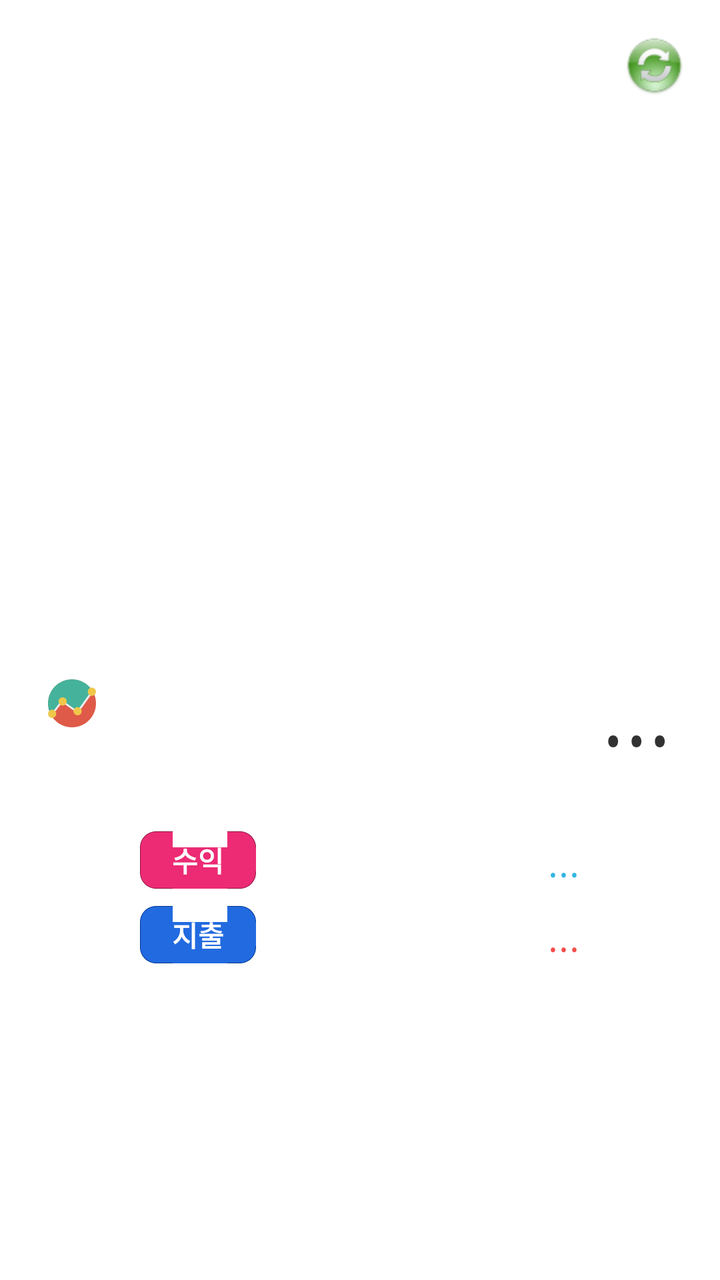
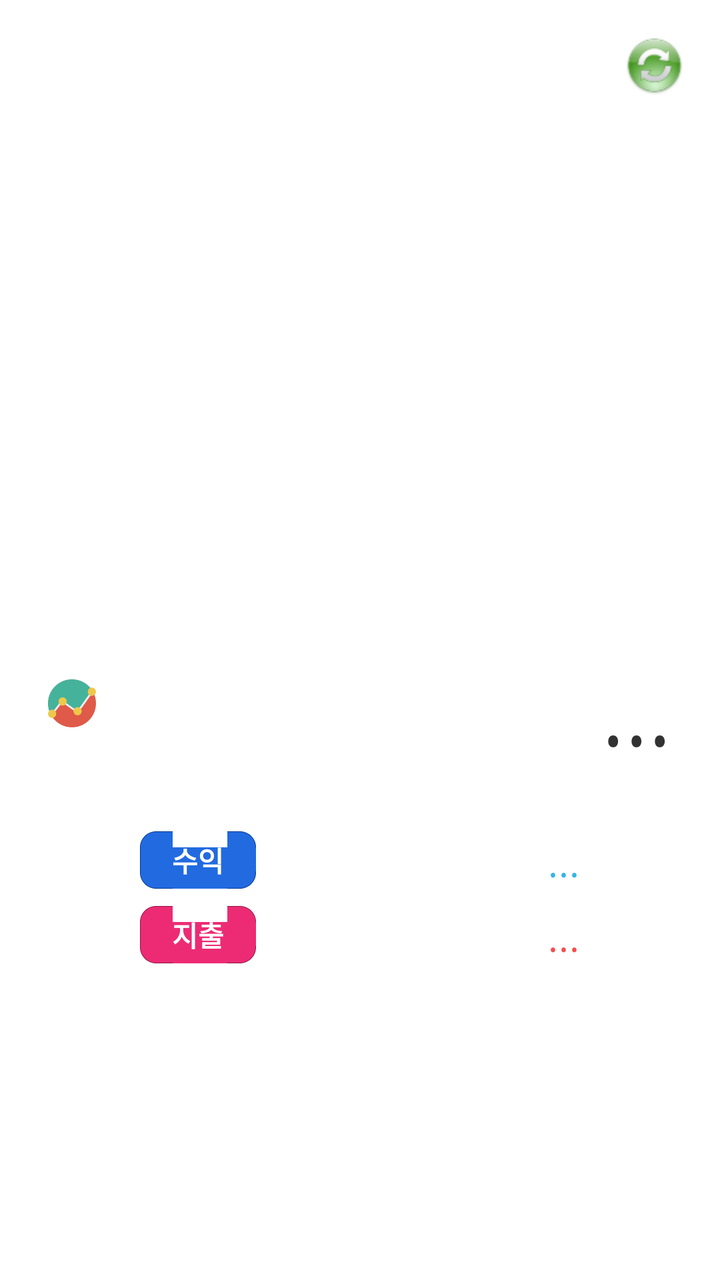

Two renders of the same Android screen: before a commit and after it. Below are the layout's source before the change and the commit's diff.
<!-- AndroidManifest.xml: application theme AppTheme -->
<!-- res/layout/fragment_income_expense_summary_tab.xml -->
<?xml version="1.0" encoding="utf-8"?>
<RelativeLayout xmlns:android="http://schemas.android.com/apk/res/android"
    android:layout_width="match_parent"
    android:layout_height="match_parent" >

    <ScrollView
        android:layout_width="match_parent"
        android:layout_height="match_parent"
        android:layout_alignParentTop="true"
        android:layout_centerHorizontal="true" >

        <LinearLayout
            android:layout_width="match_parent"
            android:layout_height="wrap_content"
            android:orientation="vertical" >

            <FrameLayout
                android:layout_width="match_parent"
                android:layout_height="300dp" >

                <LinearLayout
                    android:id="@+id/chart"
                    android:layout_width="match_parent"
                    android:layout_height="match_parent"
                    android:layout_gravity="center"
                    android:gravity="center"
                    android:orientation="vertical" />

                <ImageView
                    android:id="@+id/as_refresh"
                    android:layout_width="30dp"
                    android:layout_height="30dp"
                    android:layout_gravity="right|top"
                    android:layout_marginRight="18dp"
                    android:layout_marginTop="18dp"
                    android:contentDescription="@string/na"
                    android:src="@drawable/refresh" />
            </FrameLayout>

            <RelativeLayout
                android:layout_width="match_parent"
                android:layout_height="wrap_content"
                android:layout_marginLeft="20dp"
                android:layout_marginRight="20dp"
                android:layout_marginTop="8dp"
                android:orientation="horizontal"
                android:paddingBottom="8dp"
                android:paddingLeft="4dp"
                android:paddingRight="4dp"
                android:paddingTop="6dp" >

                <ImageView
                    android:layout_width="24dp"
                    android:layout_height="24dp"
                    android:layout_alignParentLeft="true"
                    android:layout_centerVertical="true"
                    android:contentDescription="@string/na"
                    android:src="@drawable/graph" />

                <TextView
                    android:id="@+id/as_sum_value"
                    android:layout_width="wrap_content"
                    android:layout_height="wrap_content"
                    android:layout_alignParentRight="true"
                    android:layout_centerVertical="true"
                    android:layout_marginLeft="3dp"
                    android:text="..."
                    android:textScaleX="0.8"
                    android:textSize="55sp" />
            </RelativeLayout>

            <RelativeLayout
                android:layout_width="match_parent"
                android:layout_height="wrap_content"
                android:layout_marginLeft="70dp"
                android:layout_marginRight="70dp"
                android:layout_marginTop="20dp"
                android:orientation="horizontal" >

                <TextView
                    android:layout_width="wrap_content"
                    android:layout_height="wrap_content"
                    android:layout_alignParentLeft="true"
                    android:layout_centerVertical="true"
                    android:alpha="90"
                    android:background="@drawable/input_color_box"
                    android:paddingBottom="4dp"
                    android:paddingLeft="16dp"
                    android:paddingRight="16dp"
                    android:paddingTop="4dp"
                    android:text="@string/title_income"
                    android:textColor="@color/text_white"
                    android:textSize="14sp"
                    android:textStyle="bold" />

                <TextView
                    android:id="@+id/as_income_value"
                    android:layout_width="wrap_content"
                    android:layout_height="wrap_content"
                    android:layout_alignParentRight="true"
                    android:layout_centerVertical="true"
                    android:layout_marginLeft="30dp"
                    android:text="..."
                    android:textColor="@color/text_blue"
                    android:textScaleX="0.9"
                    android:textSize="22sp" />
            </RelativeLayout>

            <RelativeLayout
                android:layout_width="match_parent"
                android:layout_height="wrap_content"
                android:layout_marginBottom="30dp"
                android:layout_marginLeft="70dp"
                android:layout_marginRight="70dp"
                android:layout_marginTop="8dp"
                android:orientation="horizontal" >

                <TextView
                    android:layout_width="wrap_content"
                    android:layout_height="wrap_content"
                    android:layout_alignParentLeft="true"
                    android:layout_centerVertical="true"
                    android:background="@drawable/input_color_box_3"
                    android:paddingBottom="4dp"
                    android:paddingLeft="16dp"
                    android:paddingRight="16dp"
                    android:paddingTop="4dp"
                    android:text="@string/title_expense"
                    android:textColor="@color/text_white"
                    android:textSize="14sp"
                    android:textStyle="bold" />

                <TextView
                    android:id="@+id/as_expense_value"
                    android:layout_width="wrap_content"
                    android:layout_height="wrap_content"
                    android:layout_alignParentRight="true"
                    android:layout_centerVertical="true"
                    android:layout_marginLeft="30dp"
                    android:text="..."
                    android:textColor="@color/text_red"
                    android:textScaleX="0.9"
                    android:textSize="22sp" />
            </RelativeLayout>
        </LinearLayout>
    </ScrollView>

    <LinearLayout
        android:id="@+id/as_update_notification"
        android:layout_width="wrap_content"
        android:layout_height="wrap_content"
        android:layout_alignParentRight="true"
        android:layout_alignParentTop="true"
        android:layout_gravity="right"
        android:layout_marginLeft="4dp"
        android:layout_marginRight="4dp"
        android:layout_marginTop="10dp"
        android:background="@drawable/input_box_round_2"
        android:orientation="horizontal"
        android:paddingBottom="2dp"
        android:paddingLeft="7dp"
        android:paddingTop="4dp"
        android:visibility="gone" >

        <TextView
            android:id="@+id/as_list_notification_text"
            android:layout_width="wrap_content"
            android:layout_height="wrap_content"
            android:layout_gravity="center_vertical"
            android:gravity="center_vertical"
            android:text="@string/update_as_date"
            android:textColor="@color/text_blue" />

        <ImageView
            android:layout_width="wrap_content"
            android:layout_height="wrap_content"
            android:layout_gravity="center_vertical"
            android:contentDescription="@string/na"
            android:gravity="center_vertical"
            android:src="@drawable/waiting" />
    </LinearLayout>

</RelativeLayout>
<!-- resources referenced by this layout -->
<resources>
  <color name="text_blue">#33B5E5</color>
  <color name="text_red">#F64D4C</color>
  <color name="text_white">#FFFFFF</color>
  <!-- drawable graph: png bitmap (drawable-xxhdpi, 5153 bytes) -->
  <!-- drawable input_box_round_2: png bitmap (drawable-xxhdpi, 4422 bytes) -->
  <!-- drawable input_color_box: png bitmap (drawable-xxhdpi, 4016 bytes) -->
  <!-- drawable input_color_box_3: png bitmap (drawable-xxhdpi, 4025 bytes) -->
  <!-- drawable refresh: png bitmap (drawable-xxhdpi, 3846 bytes) -->
  <!-- drawable waiting: png bitmap (drawable-xxhdpi, 4993 bytes) -->
  <string name="na" />
  <string name="title_expense">지출</string>
  <string name="title_income">수익</string>
  <string name="update_as_date">최신 데이터로 업데이트 합니다.</string>
  <style name="AppTheme" parent="AppBaseTheme">
          <item name="android:actionBarSize">40dp</item>
          
      </style>
  <style name="AppBaseTheme" parent="android:Theme.Light">
          
      </style>
</resources>

<!-- the commit's change to res/layout/fragment_income_expense_summary_tab.xml (unified diff, before → after) -->
@@ -27,7 +27,7 @@
                     android:orientation="vertical" />
 
                 <ImageView
-                    android:id="@+id/as_refresh"
+                    android:id="@+id/ine_refresh"
                     android:layout_width="30dp"
                     android:layout_height="30dp"
                     android:layout_gravity="right|top"
@@ -58,7 +58,7 @@
                     android:src="@drawable/graph" />
 
                 <TextView
-                    android:id="@+id/as_sum_value"
+                    android:id="@+id/ine_sum_value"
                     android:layout_width="wrap_content"
                     android:layout_height="wrap_content"
                     android:layout_alignParentRight="true"
@@ -83,7 +83,7 @@
                     android:layout_alignParentLeft="true"
                     android:layout_centerVertical="true"
                     android:alpha="90"
-                    android:background="@drawable/input_color_box"
+                    android:background="@drawable/input_color_box_3"
                     android:paddingBottom="4dp"
                     android:paddingLeft="16dp"
                     android:paddingRight="16dp"
@@ -94,7 +94,7 @@
                     android:textStyle="bold" />
 
                 <TextView
-                    android:id="@+id/as_income_value"
+                    android:id="@+id/ine_income_value"
                     android:layout_width="wrap_content"
                     android:layout_height="wrap_content"
                     android:layout_alignParentRight="true"
@@ -120,7 +120,7 @@
                     android:layout_height="wrap_content"
                     android:layout_alignParentLeft="true"
                     android:layout_centerVertical="true"
-                    android:background="@drawable/input_color_box_3"
+                    android:background="@drawable/input_color_box"
                     android:paddingBottom="4dp"
                     android:paddingLeft="16dp"
                     android:paddingRight="16dp"
@@ -131,7 +131,7 @@
                     android:textStyle="bold" />
 
                 <TextView
-                    android:id="@+id/as_expense_value"
+                    android:id="@+id/ine_expense_value"
                     android:layout_width="wrap_content"
                     android:layout_height="wrap_content"
                     android:layout_alignParentRight="true"
@@ -146,7 +146,7 @@
     </ScrollView>
 
     <LinearLayout
-        android:id="@+id/as_update_notification"
+        android:id="@+id/ine_update_notification"
         android:layout_width="wrap_content"
         android:layout_height="wrap_content"
         android:layout_alignParentRight="true"
@@ -163,7 +163,7 @@
         android:visibility="gone" >
 
         <TextView
-            android:id="@+id/as_list_notification_text"
+            android:id="@+id/ine_list_notification_text"
             android:layout_width="wrap_content"
             android:layout_height="wrap_content"
             android:layout_gravity="center_vertical"
